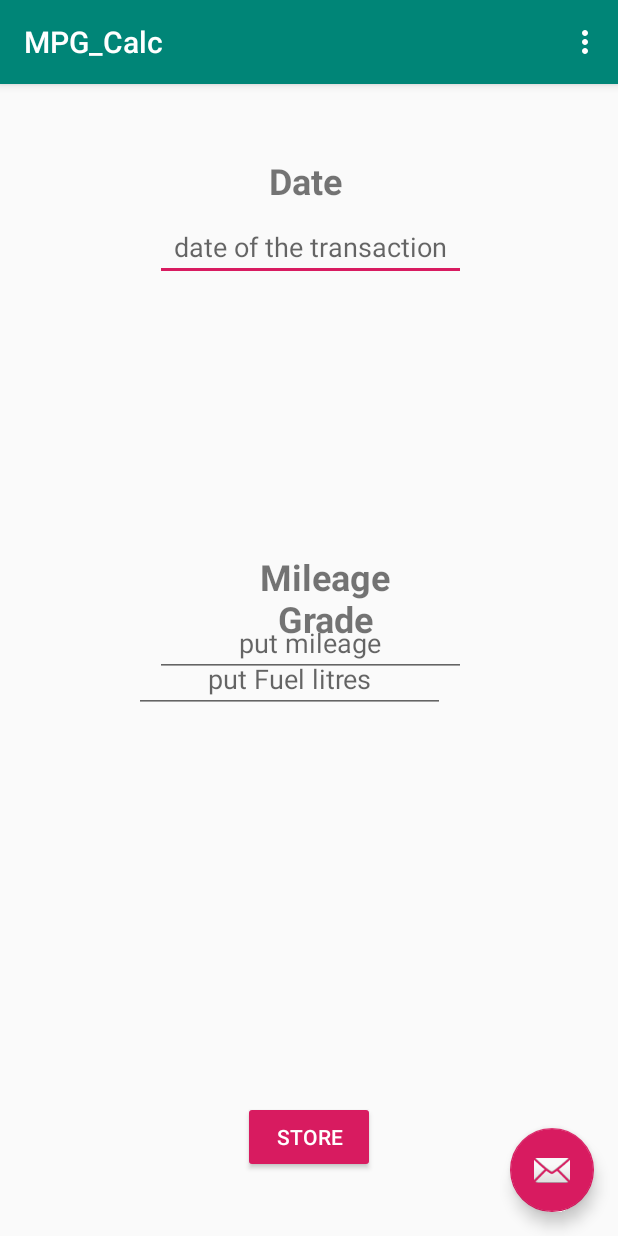
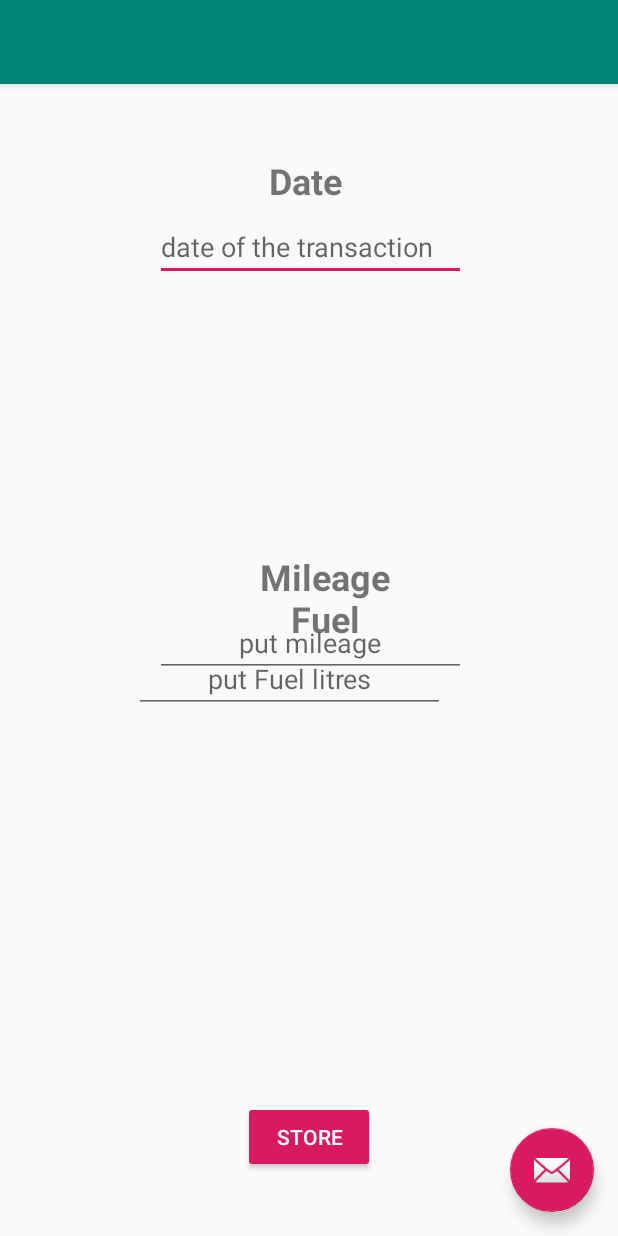
Before and after one commit to mohsenmsn/cs2001-2017-18-reassessment-mohsenmsn, an Android app: the screen it shows after launch (MainActivity), on a phone screen of 412 x 824 dp. Run offline under Robolectric (Android 15) with nearby library versions, the phone set to English and light mode, and no system bars.

Commit message:
new changes3

```diff
--- a/app/src/main/java/com/example/mohen/mpg_calc/MainActivity.java
+++ b/app/src/main/java/com/example/mohen/mpg_calc/MainActivity.java
@@ -1,5 +1,6 @@
 package com.example.mohen.mpg_calc;
 
+import android.app.ActionBar;
 import android.os.Bundle;
 
 import com.google.android.material.floatingactionbutton.FloatingActionButton;
@@ -11,24 +12,48 @@ import androidx.appcompat.widget.Toolbar;
 import android.view.View;
 import android.view.Menu;
 import android.view.MenuItem;
+import android.widget.Button;
+import android.widget.EditText;
+import android.widget.LinearLayout;
+import android.widget.TextView;
 
 public class MainActivity extends AppCompatActivity {
 
+
+private LinearLayout linearLayout;
+    private EditText TextEdit1;
+//    private EditText TextEdit2;
+//    private EditText TextEdit3;
+    private Button StoreBtn;
+
     @Override
-    protected void onCreate(Bundle savedInstanceState) {
+    public void onCreate(Bundle savedInstanceState) {
         super.onCreate(savedInstanceState);
         setContentView(R.layout.activity_main);
-        Toolbar toolbar = (Toolbar) findViewById(R.id.toolbar);
-        setSupportActionBar(toolbar);
+        linearLayout = (LinearLayout) findViewById(R.id.linearLayout);
+        TextEdit1 = (EditText) findViewById(R.id.TextEdit1);
+        StoreBtn = (Button) findViewById(R.id.StoreBtn);
+        StoreBtn.setOnClickListener(onClick());
+        TextView textView = new TextView(this);
+        textView.setText("New text");
+    }
 
-        FloatingActionButton fab = (FloatingActionButton) findViewById(R.id.fab);
-        fab.setOnClickListener(new View.OnClickListener() {
+    private View.OnClickListener onClick() {
+        return new View.OnClickListener() {
+
             @Override
-            public void onClick(View view) {
-                Snackbar.make(view, "Replace with your own action", Snackbar.LENGTH_LONG)
-                        .setAction("Action", null).show();
+            public void onClick(View v) {
+                linearLayout.addView(createNewTextView(TextEdit1.getText().toString()));
             }
-        });
+        };
+    }
+
+    private TextView createNewTextView(String text) {
+        final LinearLayout.LayoutParams lparams = new LinearLayout.LayoutParams(LinearLayout.LayoutParams.WRAP_CONTENT, LinearLayout.LayoutParams.WRAP_CONTENT);
+        final TextView textView = new TextView(this);
+        textView.setLayoutParams(lparams);
+        textView.setText("New text: " + text);
+        return textView;
     }
 
     @Override
--- a/app/src/main/res/layout/activity_main.xml
+++ b/app/src/main/res/layout/activity_main.xml
@@ -1,5 +1,6 @@
 <?xml version="1.0" encoding="utf-8"?>
-<androidx.coordinatorlayout.widget.CoordinatorLayout xmlns:android="http://schemas.android.com/apk/res/android"
+<androidx.coordinatorlayout.widget.CoordinatorLayout
+    xmlns:android="http://schemas.android.com/apk/res/android"
     xmlns:app="http://schemas.android.com/apk/res-auto"
     xmlns:tools="http://schemas.android.com/tools"
     android:layout_width="match_parent"
--- a/app/src/main/res/layout/content_main.xml
+++ b/app/src/main/res/layout/content_main.xml
@@ -8,6 +8,15 @@
     tools:context=".MainActivity"
     tools:showIn="@layout/activity_main">
 
+    <LinearLayout xmlns:android="http://schemas.android.com/apk/res/android"
+        android:id="@+id/linearLayout"
+        android:layout_width="wrap_content"
+        android:layout_height="wrap_content"
+        android:orientation="vertical"
+        app:layout_constraintBottom_toBottomOf="parent"
+        app:layout_constraintEnd_toEndOf="parent"
+        app:layout_constraintStart_toStartOf="parent"
+        app:layout_constraintTop_toTopOf="parent" />
     <TextView
         android:id="@+id/dateTextView"
         android:layout_width="160dp"
@@ -36,8 +45,7 @@
         android:layout_marginEnd="88dp"
         android:ems="10"
         android:hint="date of the transaction"
-        android:inputType="text|textFilter"
-        android:textAlignment="center"
+        android:inputType="text|date"
         app:layout_constraintEnd_toEndOf="parent"
         app:layout_constraintStart_toStartOf="parent"
         app:layout_constraintTop_toBottomOf="@+id/dateTextView" />
@@ -84,7 +92,7 @@
         android:layout_marginStart="109dp"
         android:layout_marginTop="340dp"
         android:layout_marginEnd="115dp"
-        android:text="Grade"
+        android:text="Fuel"
         android:textAlignment="center"
         android:textSize="24sp"
         android:textStyle="bold"
@@ -94,7 +102,7 @@
         app:layout_constraintTop_toTopOf="parent" />
 
     <EditText
-        android:id="@+id/gradeTedit"
+        android:id="@+id/TextEdit3"
         style="@style/Widget.AppCompat.Light.AutoCompleteTextView"
         android:layout_width="207dp"
         android:layout_height="43dp"
@@ -103,7 +111,7 @@
         android:layout_marginEnd="88dp"
         android:ems="10"
         android:hint="put Fuel litres"
-        android:inputType="text|number"
+        android:inputType="number"
         android:textAlignment="center"
         app:layout_constraintEnd_toEndOf="parent"
         app:layout_constraintHorizontal_bias="0.0"
```
